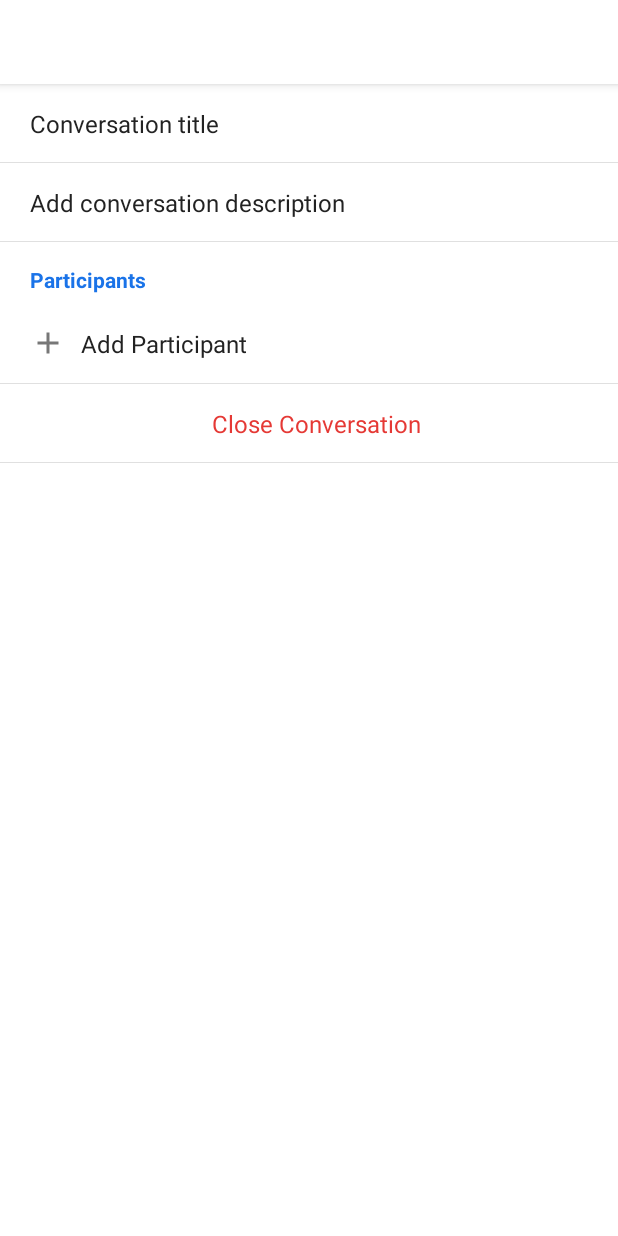
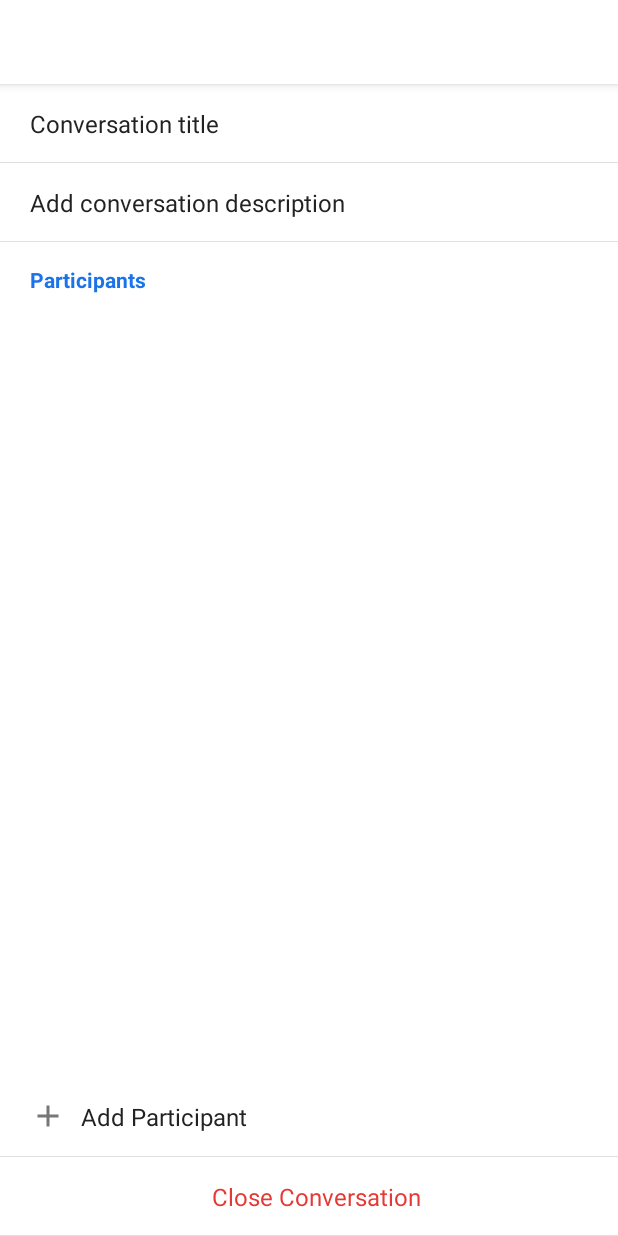
Before and after one commit to koder-group/Talko-SDK, an Android app: the fragment MessageInfoFragment placed in its activity, on a phone screen of 412 x 824 dp. Run offline under Robolectric (Android 15) with nearby library versions, the phone set to English and light mode, and no system bars; libraries missing offline, so code that uses them is left out: com.pubnub.api; network calls fail; pictures from the network do not load; 1 statement that could not run was skipped.

```diff
--- a/ellen-android-sdk/src/main/res/layout/fragment_message_info.xml
+++ b/ellen-android-sdk/src/main/res/layout/fragment_message_info.xml
@@ -12,7 +12,9 @@
         android:id="@+id/appbar_layout"
         android:layout_width="match_parent"
         android:layout_height="wrap_content"
-        android:elevation="0dp">
+        android:elevation="0dp"
+
+        app:layout_constraintTop_toTopOf="parent">
         <androidx.appcompat.widget.Toolbar
             android:id="@+id/toolbar"
             android:layout_width="match_parent"
@@ -113,6 +115,8 @@
         android:overScrollMode="never"
         app:layout_constraintTop_toBottomOf="@id/participants_header"
         app:layout_constraintStart_toStartOf="parent"
+        app:layout_constraintBottom_toTopOf="@id/add_participant_layout"
+        android:layout_weight="1"
         />
 
     <androidx.constraintlayout.widget.ConstraintLayout
@@ -171,7 +175,9 @@
         android:clickable="true"
         android:foreground="?android:attr/selectableItemBackground"
         android:background="@drawable/bg_bottom_border"
-        app:layout_constraintTop_toBottomOf="@id/add_participant_layout">
+        app:layout_constraintTop_toBottomOf="@id/add_participant_layout"
+        app:layout_constraintBottom_toBottomOf="parent"
+        app:layout_constraintVertical_bias="1">
         <TextView
             android:id="@+id/close_title"
             android:layout_width="match_parent"
```
Also changed, not shown: app/src/main/java/com/koder/ellenlibrary/MainActivity.kt (+7 -2 lines), ellen-android-sdk/src/main/java/com/koder/ellen/Messenger.kt (+7 -0 lines), ellen-android-sdk/src/main/java/com/koder/ellen/ui/message/MessageAdapter.kt (+35 -0 lines), 2 other files.
